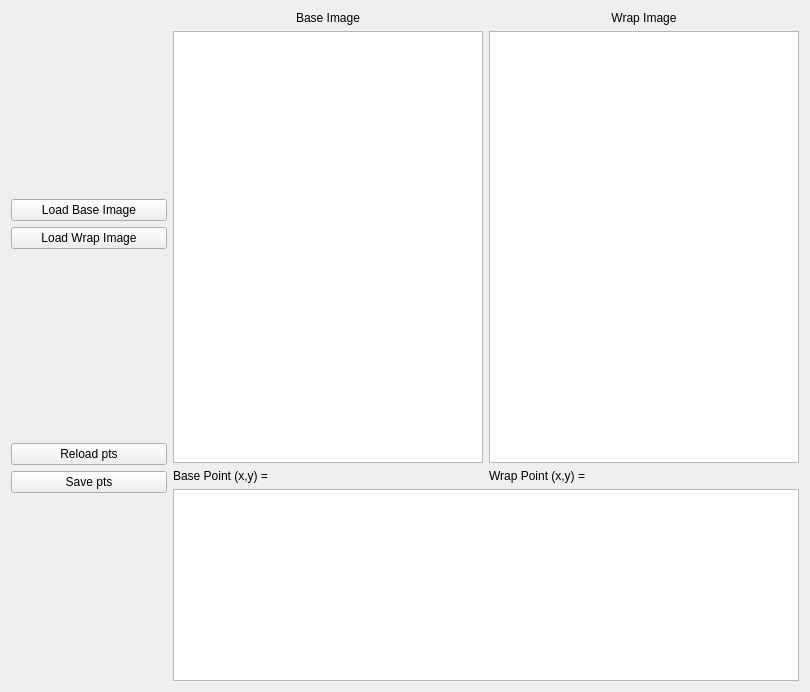
Before: the Qt Designer form ImageControlPointSelect/widget.ui in xiao110xy/water, drawn with Qt 5.
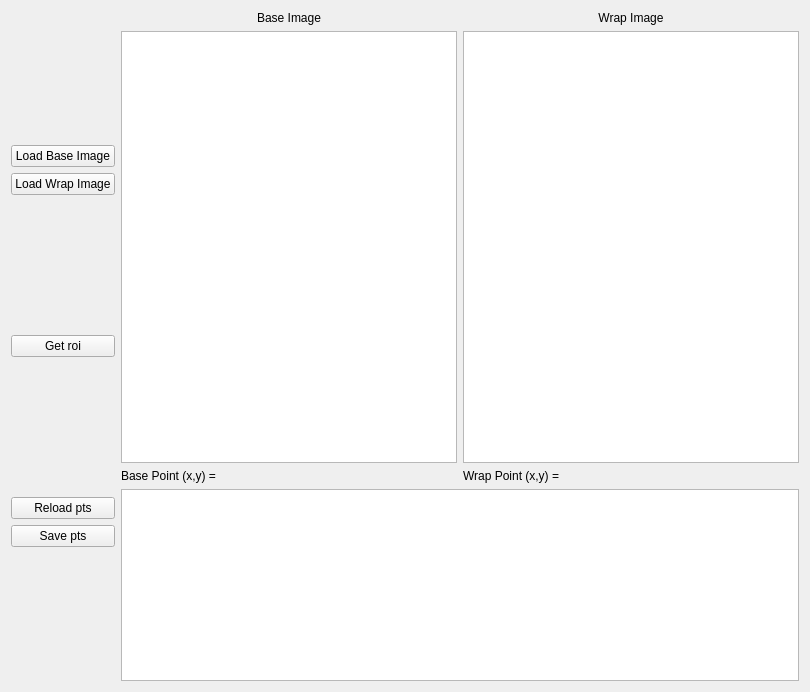
After: the same form once the commit is applied. Custom widgets are drawn as their Qt base class.

Diff of the .ui file:
```diff
--- a/ImageControlPointSelect/widget.ui
+++ b/ImageControlPointSelect/widget.ui
@@ -13,7 +13,7 @@
   <property name="windowTitle">
    <string>Control Point Select</string>
   </property>
-  <layout class="QHBoxLayout" name="horizontalLayout_3" stretch="2,8">
+  <layout class="QHBoxLayout" name="horizontalLayout_3">
    <item>
     <layout class="QVBoxLayout" name="verticalLayout_1">
      <item>
@@ -43,6 +43,26 @@
        </property>
       </widget>
      </item>
+     <item>
+      <spacer name="verticalSpacer_4">
+       <property name="orientation">
+        <enum>Qt::Vertical</enum>
+       </property>
+       <property name="sizeHint" stdset="0">
+        <size>
+         <width>20</width>
+         <height>38</height>
+        </size>
+       </property>
+      </spacer>
+     </item>
+     <item>
+      <widget class="QPushButton" name="get_roi">
+       <property name="text">
+        <string>Get roi</string>
+       </property>
+      </widget>
+     </item>
      <item>
       <spacer name="verticalSpacer_2">
        <property name="orientation">
@@ -51,7 +71,7 @@
        <property name="sizeHint" stdset="0">
         <size>
          <width>20</width>
-         <height>40</height>
+         <height>38</height>
         </size>
        </property>
       </spacer>
```
Left out of the diff: 2 changed lines with no effect on the pictures.
